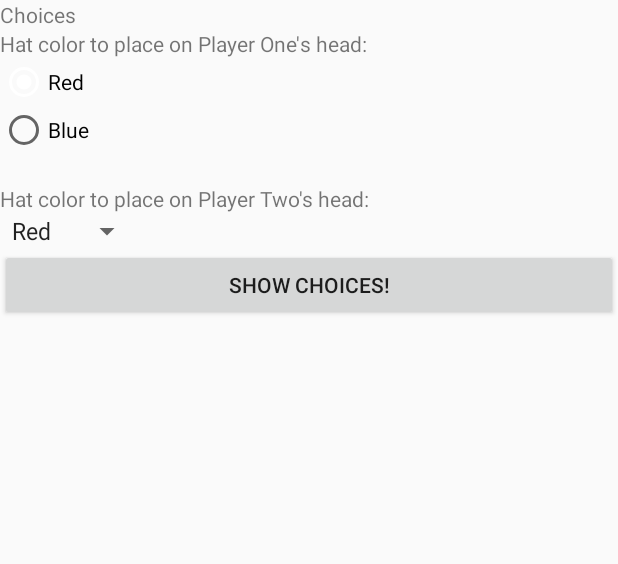
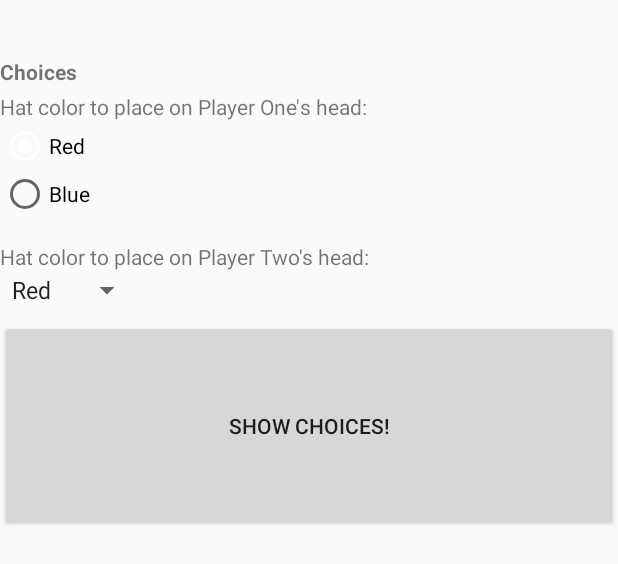
Before and after one commit to jmcadoo1/HealthApp, an Android app: the layout layout_choices.xml on its own in the app's theme, with its tools: preview values and no code run, on a phone screen of 412 x 824 dp. Shown: the top 564 px of the screen. Run offline under Robolectric (Android 15) with nearby library versions, the phone set to English and light mode, and no system bars.

Commit message:
Choices should be implemented including styling

```diff
--- a/app/src/main/res/layout/layout_choices.xml
+++ b/app/src/main/res/layout/layout_choices.xml
@@ -4,27 +4,37 @@
     xmlns:tools="http://schemas.android.com/tools"
     android:layout_width="match_parent"
     android:layout_height="match_parent">
-    <LinearLayout
+    <RelativeLayout
         android:layout_width="match_parent"
         android:layout_height="match_parent"
-        android:orientation="vertical">
+        android:orientation="vertical"
+        tools:context=".MainActivity">
 
         <TextView
             android:id="@+id/textView2"
             android:layout_width="match_parent"
             android:layout_height="wrap_content"
-            android:text="Choices" />
+            android:layout_alignParentTop="true"
+            android:layout_marginTop="38dp"
+            android:text="Choices"
+            android:textStyle="bold"/>
 
         <TextView
             android:id="@+id/textView3"
             android:layout_width="match_parent"
             android:layout_height="wrap_content"
+            android:layout_alignParentTop="true"
+            android:layout_marginTop="61dp"
             android:text="Hat color to place on Player One's head:" />
 
         <RadioGroup
-            android:id = "@+id/radioGroup4"
+            android:id="@+id/radioGroup4"
             android:layout_width="74dp"
             android:layout_height="84dp"
+            android:layout_alignParentTop="true"
+            android:layout_alignParentEnd="true"
+            android:layout_marginTop="81dp"
+            android:layout_marginEnd="337dp"
             app:layout_constraintBottom_toBottomOf="parent"
             app:layout_constraintEnd_toEndOf="parent"
             app:layout_constraintHorizontal_bias="0.047"
@@ -51,19 +61,31 @@
             android:id="@+id/textView4"
             android:layout_width="match_parent"
             android:layout_height="wrap_content"
+            android:layout_alignParentTop="true"
+            android:layout_alignParentBottom="true"
+            android:layout_marginTop="161dp"
+            android:layout_marginBottom="551dp"
             android:text="Hat color to place on Player Two's head:" />
+
         <Spinner
-            xmlns:android="http://schemas.android.com/apk/res/android"
             android:id="@+id/mySpinner"
             android:layout_width="wrap_content"
             android:layout_height="wrap_content"
-            android:entries="@array/color_options"/>
+            android:layout_alignParentStart="true"
+            android:layout_alignParentTop="true"
+            android:layout_marginStart="0dp"
+            android:layout_marginTop="181dp"
+            android:entries="@array/color_options" />
 
         <Button
             android:id="@+id/button"
             android:layout_width="match_parent"
             android:layout_height="wrap_content"
+            android:layout_alignParentTop="true"
+            android:layout_alignParentBottom="true"
+            android:layout_marginTop="213dp"
+            android:layout_marginBottom="470dp"
             android:text="Show choices!" />
 
-    </LinearLayout>
+    </RelativeLayout>
 </androidx.constraintlayout.widget.ConstraintLayout>
```
